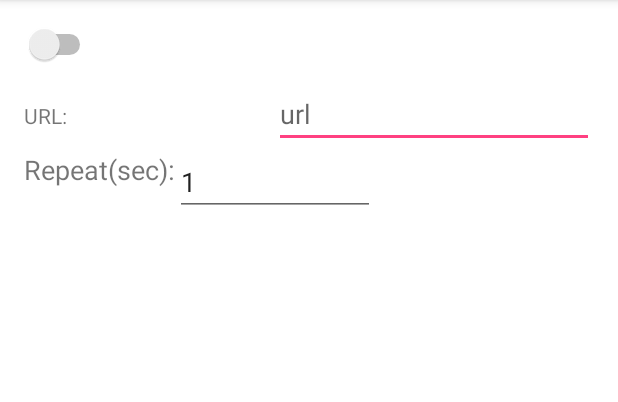
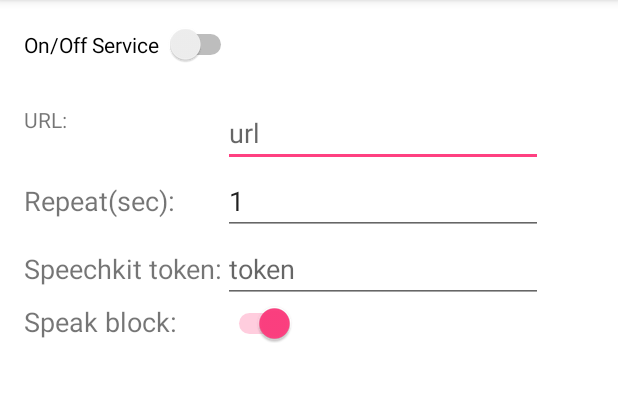
Before and after one commit to rchekalov/govorillo, an Android app: the screen it shows after launch (MainActivity), on a phone screen of 412 x 824 dp, the part 84-486 px from its top. Run offline under Robolectric (Android 15) with nearby library versions, the phone set to English and light mode, and no system bars.

Commit message:
added switcher to select the need to block main thread until the end of TTS speech

```diff
--- a/app/src/main/java/com/govorillo/govorillo/Activity/MainActivity.java
+++ b/app/src/main/java/com/govorillo/govorillo/Activity/MainActivity.java
@@ -23,10 +23,20 @@ public class MainActivity extends AppCompatActivity {
         final Intent httpPullIntent = new Intent(this, HTTPPullService.class);
         final EditText editAdress = (EditText) findViewById(R.id.editAdress);
         final EditText editSec = (EditText) findViewById(R.id.editSec);
+        final EditText editToken = (EditText) findViewById(R.id.editToken);
         final Switch onOff = (Switch) findViewById(R.id.onOff);
+        final Switch onOffBlockingSpeak = (Switch) findViewById(R.id.blockingSwitcher);
 
         TelephonyManager telephonyManager = (TelephonyManager)getSystemService(Context.TELEPHONY_SERVICE);
         final String deviceId = telephonyManager.getDeviceId();
+
+        onOffBlockingSpeak.setOnCheckedChangeListener(new CompoundButton.OnCheckedChangeListener() {
+
+            @Override
+            public void onCheckedChanged(CompoundButton buttonView, boolean isChecked) {
+                Singleton.getInstance().setSpeakBlocking(isChecked);
+            }
+        });
 
         onOff.setOnCheckedChangeListener(new CompoundButton.OnCheckedChangeListener() {
 
@@ -34,6 +44,8 @@ public class MainActivity extends AppCompatActivity {
             public void onCheckedChanged(CompoundButton buttonView, boolean isChecked) {
                 if (isChecked) {
                     Singleton.getInstance().setDeviceId(deviceId);
+                    Singleton.getInstance().setSpeakBlocking(Singleton.getInstance().getSpeakBlocking());
+                    Singleton.getInstance().setSpeechKitToken(String.valueOf(editToken.getText()));
                     Singleton.getInstance().setUrl(String.valueOf(editAdress.getText()));
                     Singleton.getInstance().setSeconds(Integer.valueOf(String.valueOf(editSec.getText())));
                     startService(httpPullIntent);
--- a/app/src/main/java/com/govorillo/govorillo/Recognition/GovorilloRecognitionService.java
+++ b/app/src/main/java/com/govorillo/govorillo/Recognition/GovorilloRecognitionService.java
@@ -10,13 +10,13 @@ import android.support.v4.app.ActivityCompat;
 import android.util.Log;
 
 import com.govorillo.govorillo.Recognition.GovorilloListener;
+import com.govorillo.govorillo.Singleton;
 
 import ru.yandex.speechkit.Recognizer;
 import ru.yandex.speechkit.SpeechKit;
 
 public class GovorilloRecognitionService extends Service {
     private String LOG_TAG = "govorillo_debug";
-    private static final String API_KEY = "";
     Recognizer recognizer;
 
     @Nullable
@@ -28,6 +28,7 @@ public class GovorilloRecognitionService extends Service {
 
     @Override
     public void onCreate() {
+        final String API_KEY = Singleton.getInstance().getSpeechKitToken();
         SpeechKit.getInstance().configure(getApplicationContext(), API_KEY);
     }
 
@@ -42,6 +43,7 @@ public class GovorilloRecognitionService extends Service {
             //                                          int[] grantResults)
             // to handle the case where the user grants the permission. See the documentation
             // for ActivityCompat#requestPermissions for more details.
+            Log.d(LOG_TAG, "OH, NO! NO PERMISIONS!");
             return START_NOT_STICKY;
         }
         recognizer.start();
--- a/app/src/main/res/layout/activity_main.xml
+++ b/app/src/main/res/layout/activity_main.xml
@@ -12,12 +12,28 @@
     android:background="@android:color/background_light">
 
     <Switch
+        android:text="On/Off Service "
         android:layout_width="wrap_content"
         android:layout_height="wrap_content"
         android:layout_alignParentTop="true"
         android:layout_alignParentLeft="true"
         android:layout_alignParentStart="true"
         android:id="@+id/onOff" />
+
+    <TableLayout
+        android:layout_width="match_parent"
+        android:layout_height="match_parent"
+        android:layout_marginTop="40dp">
+
+        <TableRow
+            android:layout_width="match_parent"
+            android:layout_height="match_parent" >
+
+            <TextView
+                android:text="URL:"
+                android:layout_width="wrap_content"
+                android:layout_height="wrap_content"
+                android:id="@+id/textView"/>
 
             <EditText
                 android:layout_width="wrap_content"
@@ -27,27 +43,16 @@
                 android:id="@+id/editAdress"
                 android:hint="url"
                 android:text=""
-        android:layout_marginTop="10dp"
-        android:layout_below="@+id/onOff"
-        android:layout_alignParentRight="true"
-        android:layout_alignParentEnd="true" />
+                android:layout_marginTop="10dp"/>
+        </TableRow>
 
-    <TextView
-        android:text="URL:"
-        android:layout_width="wrap_content"
-        android:layout_height="wrap_content"
-        android:id="@+id/textView"
-        android:layout_alignBaseline="@+id/editAdress"
-        android:layout_alignBottom="@+id/editAdress"
-        android:layout_alignParentLeft="true"
-        android:layout_alignParentStart="true" />
+        <TableRow
+            android:layout_width="match_parent"
+            android:layout_height="match_parent" >
 
             <TextView
                 android:text="Repeat(sec):"
                 android:layout_width="wrap_content"
-        android:layout_alignBottom="@+id/editSec"
-        android:layout_alignParentLeft="true"
-        android:layout_alignParentStart="true"
                 android:id="@+id/textView2"
                 android:textSize="18sp"
                 android:layout_height="65px" />
@@ -59,9 +64,49 @@
                 android:id="@+id/editSec"
                 android:hint="sleep(sec)"
                 android:layout_width="200px"
-        android:text="1"
-        android:layout_below="@+id/editAdress"
-        android:layout_toRightOf="@+id/textView2"
-        android:layout_toEndOf="@+id/textView2" />
+                android:text="1"/>
+        </TableRow>
+
+        <TableRow
+            android:layout_width="match_parent"
+            android:layout_height="match_parent" >
+
+            <TextView
+                android:text="Speechkit token:"
+                android:layout_width="wrap_content"
+                android:id="@+id/textViewToken"
+                android:textSize="18sp"
+                android:layout_height="65px" />
+
+            <EditText
+                android:layout_height="wrap_content"
+                android:ems="10"
+                android:id="@+id/editToken"
+                android:hint="token"
+                android:layout_width="200px"
+                android:text=""
+                android:inputType="text" />
+        </TableRow>
+        <TableRow
+            android:layout_width="match_parent"
+            android:layout_height="match_parent" >
+
+            <TextView
+                android:text="Speak block:"
+                android:layout_width="wrap_content"
+                android:id="@+id/textViewOnOff"
+                android:textSize="18sp"
+                android:layout_height="65px" />
+
+            <Switch
+                android:layout_width="wrap_content"
+                android:layout_height="wrap_content"
+                android:checked="true"
+                android:id="@+id/blockingSwitcher"
+                android:gravity="center_vertical"
+                android:layout_gravity="left" />
+        </TableRow>
+
+    </TableLayout>
 
 </RelativeLayout>
```
Also changed, not shown: app/src/main/java/com/govorillo/govorillo/Service/HTTPPullService.java (+32 -6 lines), app/src/main/java/com/govorillo/govorillo/Singleton.java (+18 -0 lines). Lines whose indentation alone changed are shown as unchanged.
